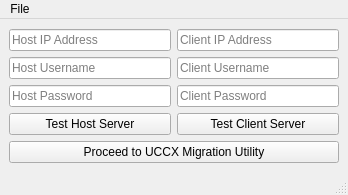
Old version of the form uccxmigrationmainwindow.ui in the repository xXTheAwesomerXx/XIPE.
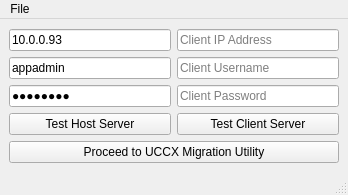
New version of the form.

```diff
--- a/uccxmigrationmainwindow.ui
+++ b/uccxmigrationmainwindow.ui
@@ -23,6 +23,9 @@
          <layout class="QVBoxLayout" name="verticalLayout_3">
           <item>
            <widget class="QLineEdit" name="lineEditHostIP">
+            <property name="text">
+             <string>10.0.0.93</string>
+            </property>
             <property name="placeholderText">
              <string>Host IP Address</string>
             </property>
@@ -30,6 +33,9 @@
           </item>
           <item>
            <widget class="QLineEdit" name="lineEditHostUsername">
+            <property name="text">
+             <string>appadmin</string>
+            </property>
             <property name="placeholderText">
              <string>Host Username</string>
             </property>
@@ -37,6 +43,9 @@
           </item>
           <item>
            <widget class="QLineEdit" name="lineEditHostPassword">
+            <property name="text">
+             <string>cisco123</string>
+            </property>
             <property name="echoMode">
              <enum>QLineEdit::PasswordEchoOnEdit</enum>
             </property>
```
